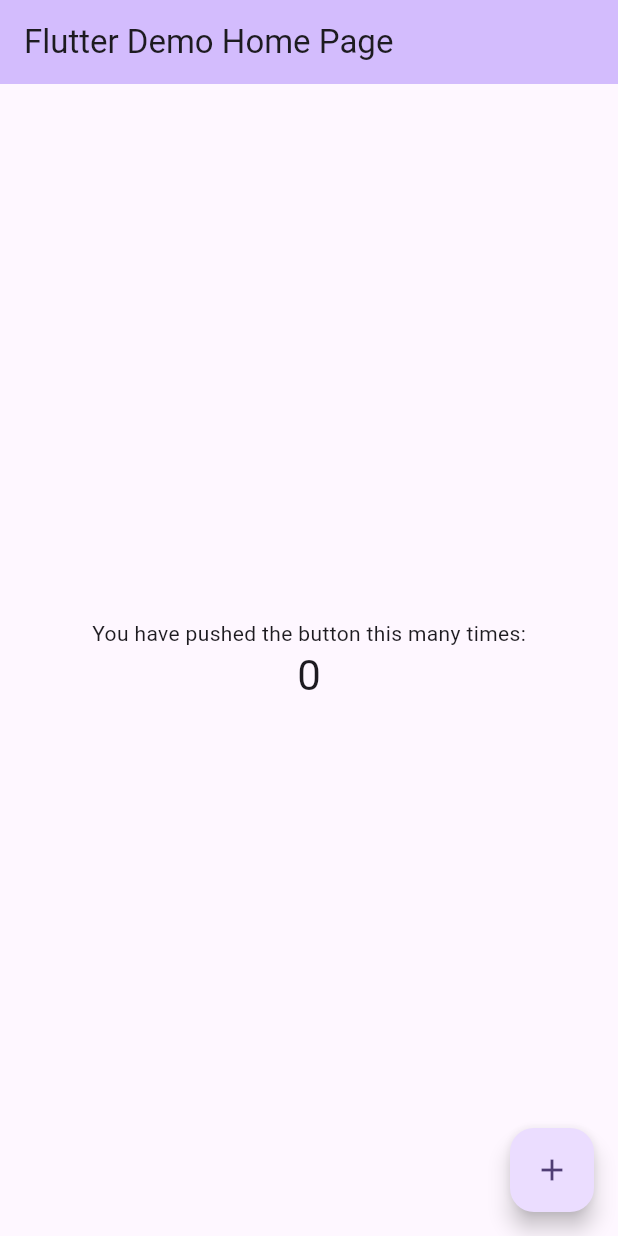
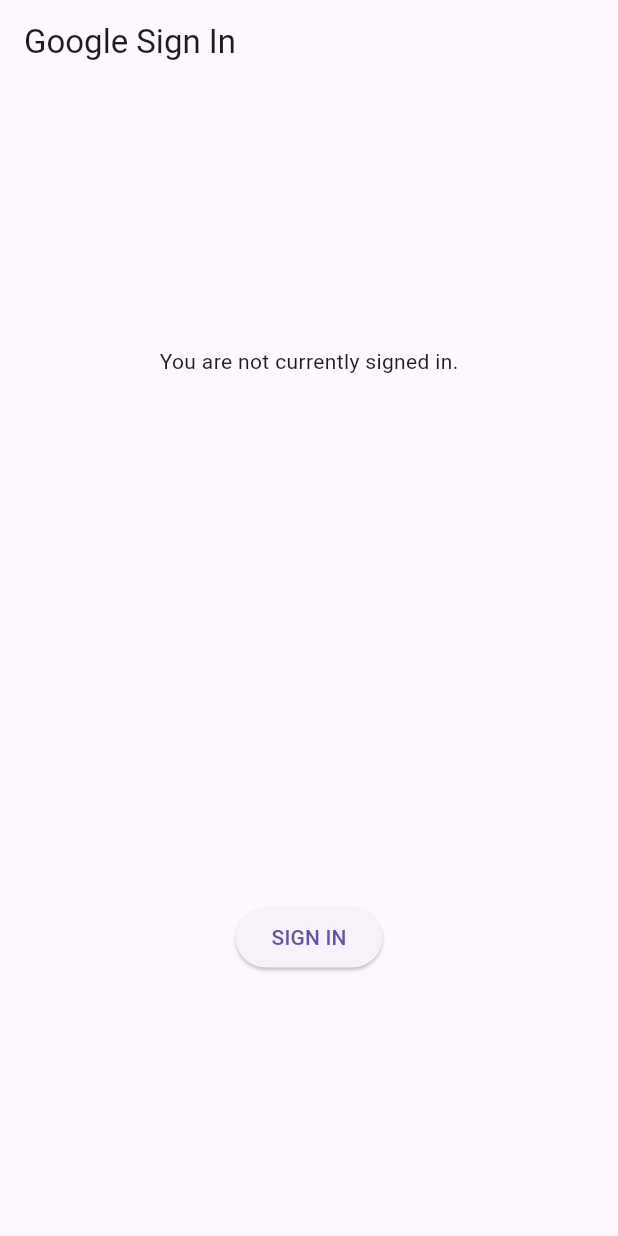
Before and after one commit to AlbertMcAvoy/sesame, a Flutter app: the screen it shows after launch, on a phone screen of 412 x 824 dp. Run offline on Flutter 3.47's test engine with Material 3 defaults, Android fonts, the light colour scheme and no system bars; our stand-ins replace google_sign_in; missing offline and left inert: google_sign_in_web.

Commit message:
Ajout du formulaire de connexion via Google

```diff
--- a/frontend/lib/main.dart
+++ b/frontend/lib/main.dart
@@ -1,125 +1,240 @@
+// Copyright 2013 The Flutter Authors. All rights reserved.
+// Use of this source code is governed by a BSD-style license that can be
+// found in the LICENSE file.
+
+// ignore_for_file: avoid_print
+
+import 'dart:async';
+import 'dart:convert' show json;
+
+import 'package:flutter/foundation.dart';
 import 'package:flutter/material.dart';
+import 'package:google_sign_in/google_sign_in.dart';
+import 'package:http/http.dart' as http;
+
+import 'src/sign_in_button.dart';
+
+/// The scopes required by this application.
+// #docregion Initialize
+const List<String> scopes = <String>[
+  'email',
+  'https://www.googleapis.com/auth/contacts.readonly',
+];
+
+GoogleSignIn _googleSignIn = GoogleSignIn(
+  // Optional clientId
+  // clientId: 'your-client_id.apps.googleusercontent.com',
+  scopes: scopes,
+);
+// #enddocregion Initialize
 
 void main() {
-  runApp(const MyApp());
+  runApp(
+    const MaterialApp(
+      title: 'Google Sign In',
+      home: SignInDemo(),
+    ),
+  );
 }
 
-class MyApp extends StatelessWidget {
-  const MyApp({super.key});
+/// The SignInDemo app.
+class SignInDemo extends StatefulWidget {
+  ///
+  const SignInDemo({super.key});
 
-  // This widget is the root of your application.
   @override
-  Widget build(BuildContext context) {
-    return MaterialApp(
-      title: 'Flutter Demo',
-      theme: ThemeData(
-        // This is the theme of your application.
-        //
-        // TRY THIS: Try running your application with "flutter run". You'll see
-        // the application has a purple toolbar. Then, without quitting the app,
-        // try changing the seedColor in the colorScheme below to Colors.green
-        // and then invoke "hot reload" (save your changes or press the "hot
-        // reload" button in a Flutter-supported IDE, or press "r" if you used
-        // the command line to start the app).
-        //
-        // Notice that the counter didn't reset back to zero; the application
-        // state is not lost during the reload. To reset the state, use hot
-        // restart instead.
-        //
-        // This works for code too, not just values: Most code changes can be
-        // tested with just a hot reload.
-        colorScheme: ColorScheme.fromSeed(seedColor: Colors.deepPurple),
-        useMaterial3: true,
-      ),
-      home: const MyHomePage(title: 'Flutter Demo Home Page'),
-    );
-  }
+  State createState() => _SignInDemoState();
 }
 
-class MyHomePage extends StatefulWidget {
-  const MyHomePage({super.key, required this.title});
-
-  // This widget is the home page of your application. It is stateful, meaning
-  // that it has a State object (defined below) that contains fields that affect
-  // how it looks.
-
-  // This class is the configuration for the state. It holds the values (in this
-  // case the title) provided by the parent (in this case the App widget) and
-  // used by the build method of the State. Fields in a Widget subclass are
-  // always marked "final".
-
-  final String title;
+class _SignInDemoState extends State<SignInDemo> {
+  GoogleSignInAccount? _currentUser;
+  bool _isAuthorized = false; // has granted permissions?
+  String _contactText = '';
 
   @override
-  State<MyHomePage> createState() => _MyHomePageState();
-}
+  void initState() {
+    super.initState();
 
-class _MyHomePageState extends State<MyHomePage> {
-  int _counter = 0;
+    _googleSignIn.onCurrentUserChanged
+        .listen((GoogleSignInAccount? account) async {
+// #docregion CanAccessScopes
+      // In mobile, being authenticated means being authorized...
+      bool isAuthorized = account != null;
+      // However, on web...
+      if (kIsWeb && account != null) {
+        isAuthorized = await _googleSignIn.canAccessScopes(scopes);
+      }
+// #enddocregion CanAccessScopes
 
-  void _incrementCounter() {
+      setState(() {
+        _currentUser = account;
+        _isAuthorized = isAuthorized;
+      });
+
+      // Now that we know that the user can access the required scopes, the app
+      // can call the REST API.
+      if (isAuthorized) {
+        unawaited(_handleGetContact(account!));
+      }
+    });
+
+    // In the web, _googleSignIn.signInSilently() triggers the One Tap UX.
+    //
+    // It is recommended by Google Identity Services to render both the One Tap UX
+    // and the Google Sign In button together to "reduce friction and improve
+    // sign-in rates" ([docs](https://developers.google.com/identity/gsi/web/guides/display-button#html)).
+    _googleSignIn.signInSilently();
+  }
+
+  // Calls the People API REST endpoint for the signed-in user to retrieve information.
+  Future<void> _handleGetContact(GoogleSignInAccount user) async {
     setState(() {
-      // This call to setState tells the Flutter framework that something has
-      // changed in this State, which causes it to rerun the build method below
-      // so that the display can reflect the updated values. If we changed
-      // _counter without calling setState(), then the build method would not be
-      // called again, and so nothing would appear to happen.
-      _counter++;
+      _contactText = 'Loading contact info...';
     });
+    final http.Response response = await http.get(
+      Uri.parse('https://people.googleapis.com/v1/people/me/connections'
+          '?requestMask.includeField=person.names'),
+      headers: await user.authHeaders,
+    );
+    if (response.statusCode != 200) {
+      setState(() {
+        _contactText = 'People API gave a ${response.statusCode} '
+            'response. Check logs for details.';
+      });
+      print('People API ${response.statusCode} response: ${response.body}');
+      return;
+    }
+    final Map<String, dynamic> data =
+        json.decode(response.body) as Map<String, dynamic>;
+    final String? namedContact = _pickFirstNamedContact(data);
+    setState(() {
+      if (namedContact != null) {
+        _contactText = 'I see you know $namedContact!';
+      } else {
+        _contactText = 'No contacts to display.';
+      }
+    });
+  }
+
+  String? _pickFirstNamedContact(Map<String, dynamic> data) {
+    final List<dynamic>? connections = data['connections'] as List<dynamic>?;
+    final Map<String, dynamic>? contact = connections?.firstWhere(
+      (dynamic contact) => (contact as Map<Object?, dynamic>)['names'] != null,
+      orElse: () => null,
+    ) as Map<String, dynamic>?;
+    if (contact != null) {
+      final List<dynamic> names = contact['names'] as List<dynamic>;
+      final Map<String, dynamic>? name = names.firstWhere(
+        (dynamic name) =>
+            (name as Map<Object?, dynamic>)['displayName'] != null,
+        orElse: () => null,
+      ) as Map<String, dynamic>?;
+      if (name != null) {
+        return name['displayName'] as String?;
+      }
+    }
+    return null;
+  }
+
+  // This is the on-click handler for the Sign In button that is rendered by Flutter.
+  //
+  // On the web, the on-click handler of the Sign In button is owned by the JS
+  // SDK, so this method can be considered mobile only.
+  // #docregion SignIn
+  Future<void> _handleSignIn() async {
+    try {
+      await _googleSignIn.signIn();
+    } catch (error) {
+      print(error);
+    }
+  }
+  // #enddocregion SignIn
+
+  // Prompts the user to authorize `scopes`.
+  //
+  // This action is **required** in platforms that don't perform Authentication
+  // and Authorization at the same time (like the web).
+  //
+  // On the web, this must be called from an user interaction (button click).
+  // #docregion RequestScopes
+  Future<void> _handleAuthorizeScopes() async {
+    final bool isAuthorized = await _googleSignIn.requestScopes(scopes);
+    // #enddocregion RequestScopes
+    setState(() {
+      _isAuthorized = isAuthorized;
+    });
+    // #docregion RequestScopes
+    if (isAuthorized) {
+      unawaited(_handleGetContact(_currentUser!));
+    }
+    // #enddocregion RequestScopes
+  }
+
+  Future<void> _handleSignOut() => _googleSignIn.disconnect();
+
+  Widget _buildBody() {
+    final GoogleSignInAccount? user = _currentUser;
+    if (user != null) {
+      // The user is Authenticated
+      return Column(
+        mainAxisAlignment: MainAxisAlignment.spaceAround,
+        children: <Widget>[
+          ListTile(
+            leading: GoogleUserCircleAvatar(
+              identity: user,
+            ),
+            title: Text(user.displayName ?? ''),
+            subtitle: Text(user.id),
+          ),
+          const Text('Signed in successfully.'),
+          if (_isAuthorized) ...<Widget>[
+            // The user has Authorized all required scopes
+            Text(_contactText),
+            ElevatedButton(
+              child: const Text('REFRESH'),
+              onPressed: () => _handleGetContact(user),
+            ),
+          ],
+          if (!_isAuthorized) ...<Widget>[
+            // The user has NOT Authorized all required scopes.
+            // (Mobile users may never see this button!)
+            const Text('Additional permissions needed to read your contacts.'),
+            ElevatedButton(
+              onPressed: _handleAuthorizeScopes,
+              child: const Text('REQUEST PERMISSIONS'),
+            ),
+          ],
+          ElevatedButton(
+            onPressed: _handleSignOut,
+            child: const Text('SIGN OUT'),
+          ),
+        ],
+      );
+    } else {
+      // The user is NOT Authenticated
+      return Column(
+        mainAxisAlignment: MainAxisAlignment.spaceAround,
+        children: <Widget>[
+          const Text('You are not currently signed in.'),
+          // This method is used to separate mobile from web code with conditional exports.
+          // See: src/sign_in_button.dart
+          buildSignInButton(
+            onPressed: _handleSignIn,
+          ),
+        ],
+      );
+    }
   }
 
   @override
   Widget build(BuildContext context) {
-    // This method is rerun every time setState is called, for instance as done
-    // by the _incrementCounter method above.
-    //
-    // The Flutter framework has been optimized to make rerunning build methods
-    // fast, so that you can just rebuild anything that needs updating rather
-    // than having to individually change instances of widgets.
     return Scaffold(
-      appBar: AppBar(
-        // TRY THIS: Try changing the color here to a specific color (to
-        // Colors.amber, perhaps?) and trigger a hot reload to see the AppBar
-        // change color while the other colors stay the same.
-        backgroundColor: Theme.of(context).colorScheme.inversePrimary,
-        // Here we take the value from the MyHomePage object that was created by
-        // the App.build method, and use it to set our appbar title.
-        title: Text(widget.title),
-      ),
-      body: Center(
-        // Center is a layout widget. It takes a single child and positions it
-        // in the middle of the parent.
-        child: Column(
-          // Column is also a layout widget. It takes a list of children and
-          // arranges them vertically. By default, it sizes itself to fit its
-          // children horizontally, and tries to be as tall as its parent.
-          //
-          // Column has various properties to control how it sizes itself and
-          // how it positions its children. Here we use mainAxisAlignment to
-          // center the children vertically; the main axis here is the vertical
-          // axis because Columns are vertical (the cross axis would be
-          // horizontal).
-          //
-          // TRY THIS: Invoke "debug painting" (choose the "Toggle Debug Paint"
-          // action in the IDE, or press "p" in the console), to see the
-          // wireframe for each widget.
-          mainAxisAlignment: MainAxisAlignment.center,
-          children: <Widget>[
-            const Text(
-              'You have pushed the button this many times:',
-            ),
-            Text(
-              '$_counter',
-              style: Theme.of(context).textTheme.headlineMedium,
-            ),
-          ],
+        appBar: AppBar(
+          title: const Text('Google Sign In'),
         ),
-      ),
-      floatingActionButton: FloatingActionButton(
-        onPressed: _incrementCounter,
-        tooltip: 'Increment',
-        child: const Icon(Icons.add),
-      ), // This trailing comma makes auto-formatting nicer for build methods.
-    );
+        body: ConstrainedBox(
+          constraints: const BoxConstraints.expand(),
+          child: _buildBody(),
+        ));
   }
 }
--- /dev/null
+++ b/frontend/lib/src/sign_in_button.dart
@@ -0,0 +1,7 @@
+// Copyright 2013 The Flutter Authors. All rights reserved.
+// Use of this source code is governed by a BSD-style license that can be
+// found in the LICENSE file.
+
+export 'sign_in_button/stub.dart'
+    if (dart.library.js_util) 'sign_in_button/web.dart'
+    if (dart.library.io) 'sign_in_button/mobile.dart';
--- /dev/null
+++ b/frontend/lib/src/sign_in_button/mobile.dart
@@ -0,0 +1,15 @@
+// Copyright 2013 The Flutter Authors. All rights reserved.
+// Use of this source code is governed by a BSD-style license that can be
+// found in the LICENSE file.
+
+import 'package:flutter/material.dart';
+
+import 'stub.dart';
+
+/// Renders a SIGN IN button that calls `handleSignIn` onclick.
+Widget buildSignInButton({HandleSignInFn? onPressed}) {
+  return ElevatedButton(
+    onPressed: onPressed,
+    child: const Text('SIGN IN'),
+  );
+}
--- a/frontend/pubspec.yaml
+++ b/frontend/pubspec.yaml
@@ -35,6 +35,11 @@
   # The following adds the Cupertino Icons font to your application.
   # Use with the CupertinoIcons class for iOS style icons.
   cupertino_icons: ^1.0.6
+  flutter_appauth: ^6.0.6
+  http: ^1.2.1
+  flutter_secure_storage: ^4.2.1
+  google_sign_in: ^6.2.1
+  google_sign_in_web: ^0.12.4+1
 
 dev_dependencies:
   flutter_test:
```
Also changed, not shown: frontend/lib/src/sign_in_button/stub.dart (added, +15 -0 lines), frontend/lib/src/sign_in_button/web.dart (added, +13 -0 lines), frontend/pubspec.lock, 1 other file.
